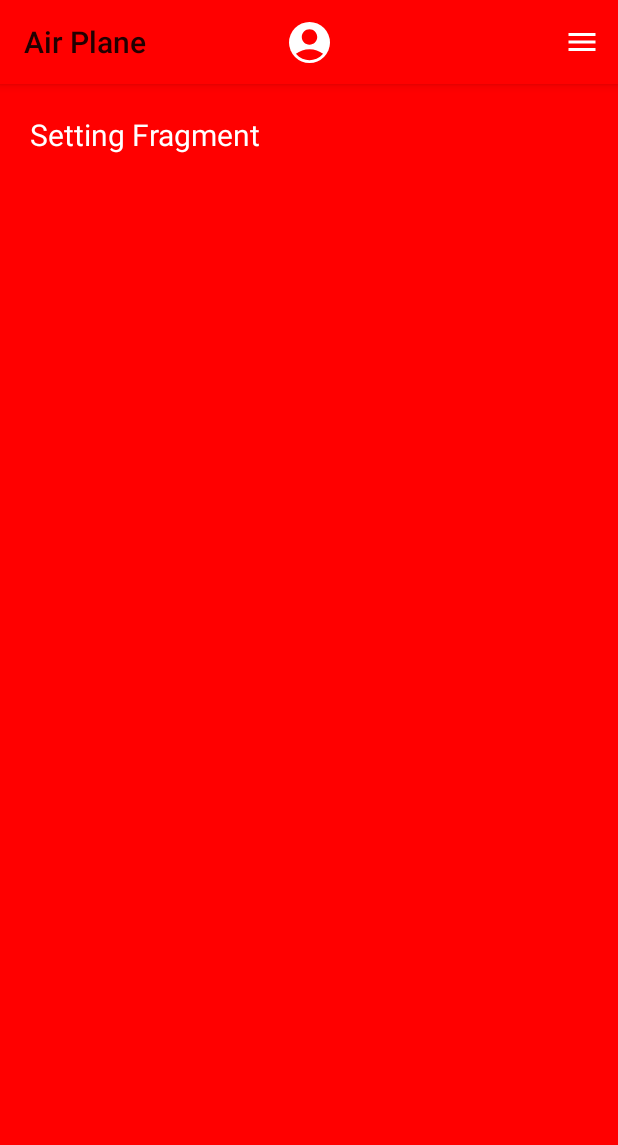
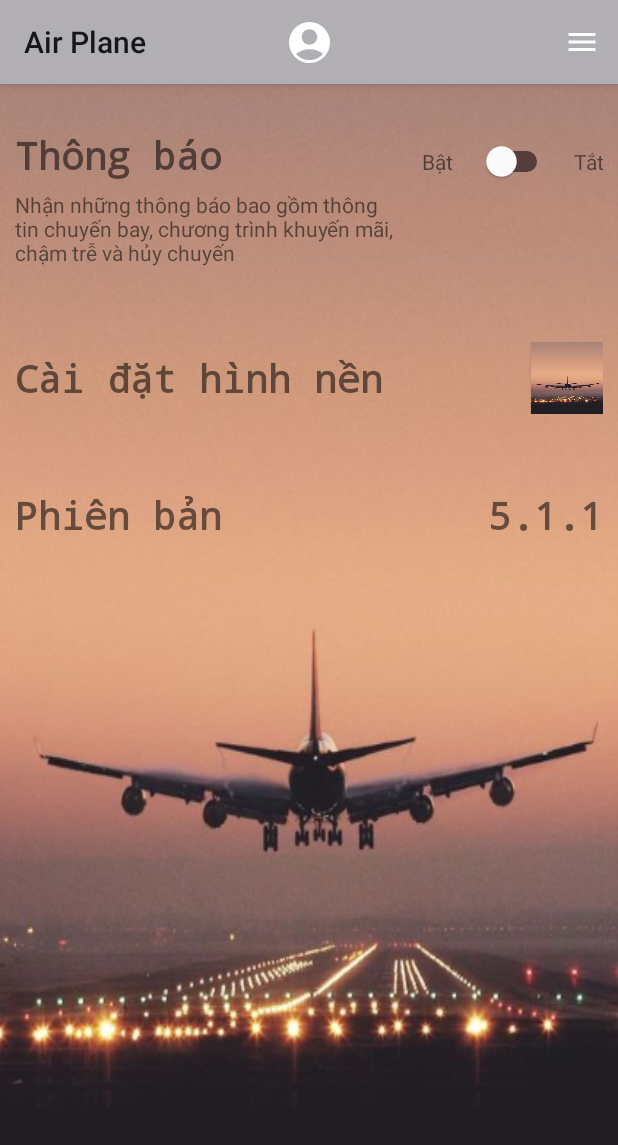
Before and after one commit to tannha12345663/AppDatVeMayBay, an Android app: the screen it shows after launch once a user with an empty profile is signed in (MainActivity), in the side drawer, after a tap on "Cài đặt", on a phone screen of 412 x 824 dp. Shown: the top 1145 px of the screen. Run offline under Robolectric (Android 15) with nearby library versions, the phone set to English and light mode, and no system bars; our stand-ins replace CircleImageView, Firebase (no records; nobody signed in at launch, a user with empty details on screens opened directly); libraries missing offline, so code that uses them is left out: me.relex.circleindicator; 3 statements that could not run were skipped.

Commit message:
update 12:17AM

```diff
--- a/app/src/main/java/com/example/appdatvemaybay/ChuyenVecuaBanActivity.java
+++ b/app/src/main/java/com/example/appdatvemaybay/ChuyenVecuaBanActivity.java
@@ -137,7 +137,7 @@ public class ChuyenVecuaBanActivity extends AppCompatActivity implements TicketA
             public void onChildAdded(@NonNull DataSnapshot snapshot, @Nullable String previousChildName) {
                 MaVe = (String) snapshot.child("MaVe").getValue();
                 String Hang = (String) snapshot.child("Hang").getValue();
-                String GioDen = (String) snapshot.child("GioVe").getValue();
+                String GioDen = (String) snapshot.child("GioDen").getValue();
                 String GioDi = (String) snapshot.child("GioBay").getValue();
                 GiaVe = (String) snapshot.child("GiaVe").getValue();
                 String SLtong= String.valueOf(SLTong);
--- a/app/src/main/res/drawable/ic_baseline_notifications_active_24.xml
+++ b/app/src/main/res/drawable/ic_baseline_notifications_active_24.xml
@@ -1,5 +1,5 @@
-<vector android:height="24dp" android:tint="#000000"
+<vector android:height="100dp" android:tint="#000000"
     android:viewportHeight="24" android:viewportWidth="24"
-    android:width="24dp" xmlns:android="http://schemas.android.com/apk/res/android">
+    android:width="100dp" xmlns:android="http://schemas.android.com/apk/res/android">
     <path android:fillColor="@android:color/white" android:pathData="M7.58,4.08L6.15,2.65C3.75,4.48 2.17,7.3 2.03,10.5h2c0.15,-2.65 1.51,-4.97 3.55,-6.42zM19.97,10.5h2c-0.15,-3.2 -1.73,-6.02 -4.12,-7.85l-1.42,1.43c2.02,1.45 3.39,3.77 3.54,6.42zM18,11c0,-3.07 -1.64,-5.64 -4.5,-6.32L13.5,4c0,-0.83 -0.67,-1.5 -1.5,-1.5s-1.5,0.67 -1.5,1.5v0.68C7.63,5.36 6,7.92 6,11v5l-2,2v1h16v-1l-2,-2v-5zM12,22c0.14,0 0.27,-0.01 0.4,-0.04 0.65,-0.14 1.18,-0.58 1.44,-1.18 0.1,-0.24 0.15,-0.5 0.15,-0.78h-4c0.01,1.1 0.9,2 2.01,2z"/>
 </vector>
--- a/app/src/main/res/layout/activity_chuyen_di_cua_ban.xml
+++ b/app/src/main/res/layout/activity_chuyen_di_cua_ban.xml
@@ -106,7 +106,7 @@
         android:id="@+id/rcChuyenDi"
         android:layout_width="match_parent"
         android:layout_height="match_parent"
-        android:layout_marginTop="186dp"
+        android:layout_marginTop="150dp"
         app:layout_constraintEnd_toEndOf="parent"
         app:layout_constraintHorizontal_bias="0.0"
         app:layout_constraintStart_toStartOf="parent"
--- a/app/src/main/res/layout/activity_chuyen_ve_cua_ban.xml
+++ b/app/src/main/res/layout/activity_chuyen_ve_cua_ban.xml
@@ -108,7 +108,7 @@
         android:id="@+id/rxChuyenVe"
         android:layout_width="match_parent"
         android:layout_height="match_parent"
-        android:layout_marginTop="176dp"
+        android:layout_marginTop="150dp"
         app:layout_constraintBottom_toBottomOf="parent"
         app:layout_constraintEnd_toEndOf="parent"
         app:layout_constraintHorizontal_bias="0.0"
--- a/app/src/main/res/layout/activity_main.xml
+++ b/app/src/main/res/layout/activity_main.xml
@@ -28,7 +28,7 @@
                     android:id="@+id/toolbar"
                     android:layout_width="match_parent"
                     android:layout_height="?attr/actionBarSize"
-                    android:background="@color/Red"
+                    android:background="#4A0B0315"
                     app:layout_constraintStart_toStartOf="parent"
                     app:layout_constraintTop_toTopOf="parent">
 
--- a/app/src/main/res/layout/fragment_notify.xml
+++ b/app/src/main/res/layout/fragment_notify.xml
@@ -2,13 +2,19 @@
 <LinearLayout xmlns:android="http://schemas.android.com/apk/res/android"
     android:layout_width="match_parent"
     android:layout_height="match_parent"
-    android:background="@color/Red"
+    android:background="@drawable/bg_quest"
     android:padding="20dp">
 
     <TextView
-        android:layout_width="wrap_content"
-        android:layout_height="wrap_content"
-        android:text="Notify Fragment"
+        android:layout_width="match_parent"
+        android:layout_height="match_parent"
+        android:drawableTop="@drawable/ic_baseline_notifications_active_24"
+        android:drawablePadding="1dp"
+        android:drawableTint="#7CE6DDDD"
+        android:text="Quý khách không có thông báo nào"
         android:textSize="20dp"
-        android:textColor="@color/white"></TextView>
+        android:textColor="#C4FFFFFF"
+        android:gravity="center_horizontal">
+
+    </TextView>
 </LinearLayout>
--- a/app/src/main/res/layout/fragment_setting.xml
+++ b/app/src/main/res/layout/fragment_setting.xml
@@ -1,14 +1,136 @@
 <?xml version="1.0" encoding="utf-8"?>
 <LinearLayout xmlns:android="http://schemas.android.com/apk/res/android"
+    xmlns:app="http://schemas.android.com/apk/res-auto"
+    xmlns:tools="http://schemas.android.com/tools"
     android:layout_width="match_parent"
     android:layout_height="match_parent"
-    android:background="@color/Red"
-    android:padding="20dp">
+    android:background="@drawable/bg_quest"
+    android:orientation="vertical"
+    android:padding="10dp">
 
-    <TextView
-        android:layout_width="wrap_content"
+    <LinearLayout
+        android:layout_width="match_parent"
         android:layout_height="wrap_content"
-        android:text="Setting Fragment"
-        android:textSize="20dp"
-        android:textColor="@color/white"></TextView>
+        android:orientation="horizontal"
+        android:layout_marginTop="20dp">
+
+        <TextView
+            android:id="@+id/tv_thongbao"
+            android:layout_width="wrap_content"
+            android:layout_height="wrap_content"
+            android:layout_weight="1"
+            android:fontFamily="monospace"
+            android:text="Thông báo"
+            android:textSize="25dp"
+            android:textStyle="bold"
+            />
+
+
+        <TextView
+            android:id="@+id/textView28"
+            android:layout_width="wrap_content"
+            android:layout_height="wrap_content"
+            android:layout_weight="1"
+            android:text="Bật"
+            android:gravity="right|center"/>
+
+        <Switch
+            android:id="@+id/switch1"
+            android:layout_width="0dp"
+            android:layout_height="wrap_content"
+            android:layout_weight="1"
+            android:checked="false"
+            android:clickable="true"
+            android:thumbTint="#FFFFFF"
+            android:trackTint="#553D3B"
+            android:trackTintMode="src_over"
+            tools:ignore="UseSwitchCompatOrMaterialXml">
+
+        </Switch>
+
+        <TextView
+            android:id="@+id/textView29"
+            android:layout_width="0dp"
+            android:layout_height="wrap_content"
+            android:layout_weight="0.5"
+            android:text="Tắt"
+            android:gravity="right|center"/>
+
+    </LinearLayout>
+    <LinearLayout
+        android:layout_width="match_parent"
+        android:layout_height="wrap_content"
+        android:orientation="horizontal"
+        android:layout_marginTop="6dp">
+
+        <TextView
+            android:id="@+id/textView26"
+            android:layout_width="wrap_content"
+            android:layout_height="wrap_content"
+            android:layout_weight="1"
+            android:fontFamily="sans-serif"
+            android:text="Nhận những thông báo bao gồm thông tin chuyến bay, chương trình khuyến mãi, chậm trễ và hủy chuyến" />
+
+        <TextView
+            android:id="@+id/textView27"
+            android:layout_width="match_parent"
+            android:layout_height="match_parent"
+            android:layout_weight="2" />
+    </LinearLayout>
+
+    <LinearLayout
+        android:layout_width="match_parent"
+        android:layout_height="wrap_content"
+        android:orientation="horizontal"
+        android:layout_marginTop="50dp">
+
+        <TextView
+            android:id="@+id/tv_setupimg"
+            android:layout_width="wrap_content"
+            android:layout_height="match_parent"
+            android:gravity="left|center"
+            android:layout_weight="1"
+            android:fontFamily="monospace"
+            android:text="Cài đặt hình nền"
+            android:textSize="25dp"
+            android:textStyle="bold" />
+
+        <androidx.appcompat.widget.AppCompatButton
+            android:id="@+id/imageView5"
+            android:layout_width="48dp"
+            android:layout_height="48dp"
+            android:background="@drawable/bg_quest" >
+
+        </androidx.appcompat.widget.AppCompatButton>
+    </LinearLayout>
+
+    <LinearLayout
+        android:layout_width="match_parent"
+        android:layout_height="wrap_content"
+        android:orientation="horizontal"
+        android:layout_marginTop="50dp">
+
+        <TextView
+            android:id="@+id/tv_phienban"
+            android:layout_width="wrap_content"
+            android:layout_height="wrap_content"
+            android:layout_weight="1"
+            android:fontFamily="monospace"
+            android:text="Phiên bản"
+            android:textSize="25dp"
+            android:textStyle="bold" />
+
+        <TextView
+            android:id="@+id/text"
+            android:layout_width="wrap_content"
+            android:layout_height="wrap_content"
+            android:layout_weight="1"
+            android:fontFamily="monospace"
+            android:text="5.1.1"
+            android:textAlignment="textEnd"
+            android:textSize="25dp"
+            android:textStyle="bold">
+
+        </TextView>
+    </LinearLayout>
 </LinearLayout>
--- a/app/src/main/res/layout/layout_header_navigatetion.xml
+++ b/app/src/main/res/layout/layout_header_navigatetion.xml
@@ -4,7 +4,7 @@
     xmlns:tools="http://schemas.android.com/tools"
     android:layout_width="match_parent"
     android:layout_height="80dp"
-    android:background="#E4E8471E"
+    android:background="#4A0B0315"
     android:orientation="vertical">
 
 
```
